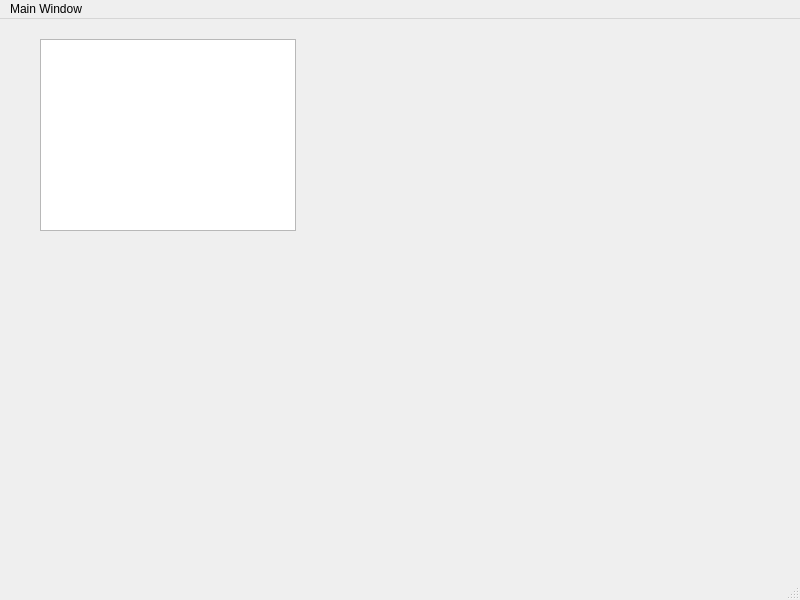
Before: the Qt Designer form GUI/GUI/mainwindow.ui in gulleh5002-spec/semestor-projekt-2, drawn with Qt 5.
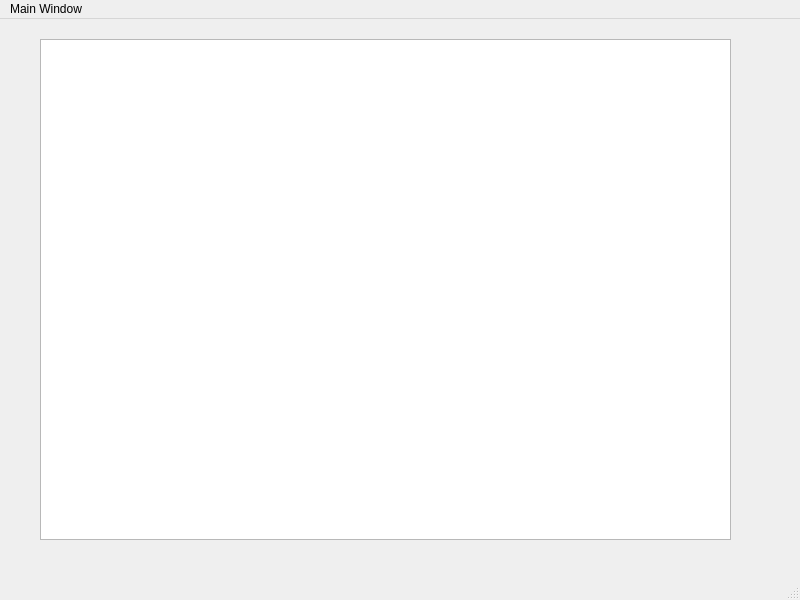
After: the same form once the commit is applied.

Commit message: Vertical layout widget, run test

The edit to the form file:
```diff
--- a/GUI/GUI/mainwindow.ui
+++ b/GUI/GUI/mainwindow.ui
@@ -19,8 +19,8 @@
      <rect>
       <x>40</x>
       <y>20</y>
-      <width>256</width>
-      <height>192</height>
+      <width>691</width>
+      <height>501</height>
      </rect>
     </property>
    </widget>
```
Left out of the diff: 11 changed lines with no effect on the pictures.
